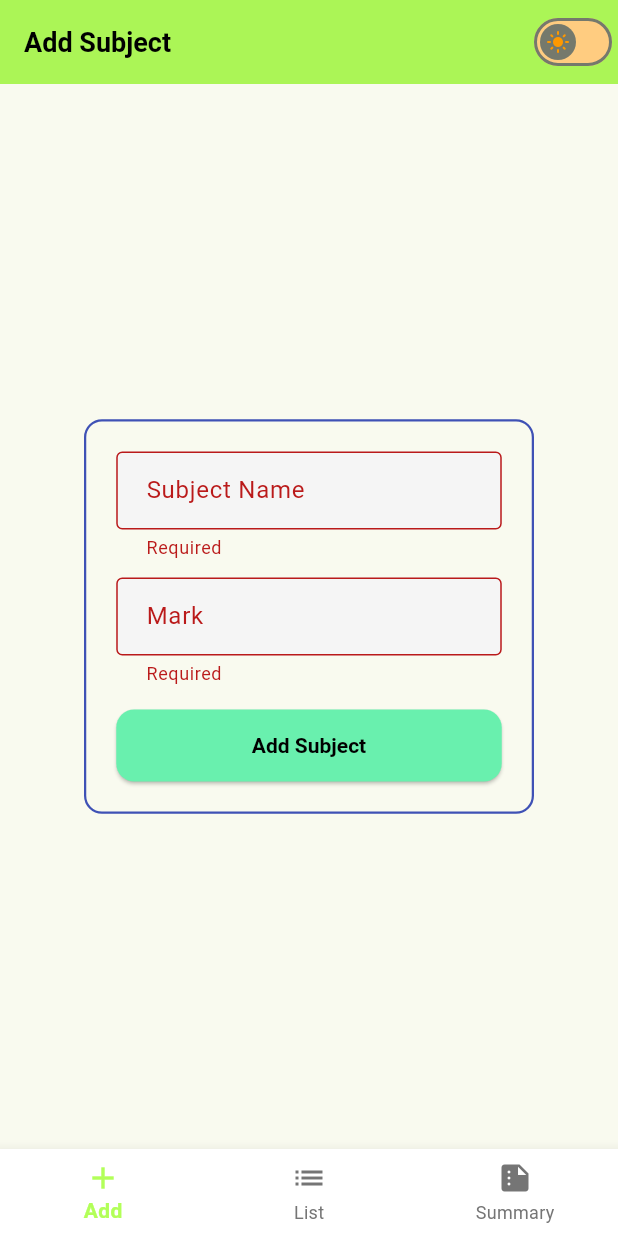
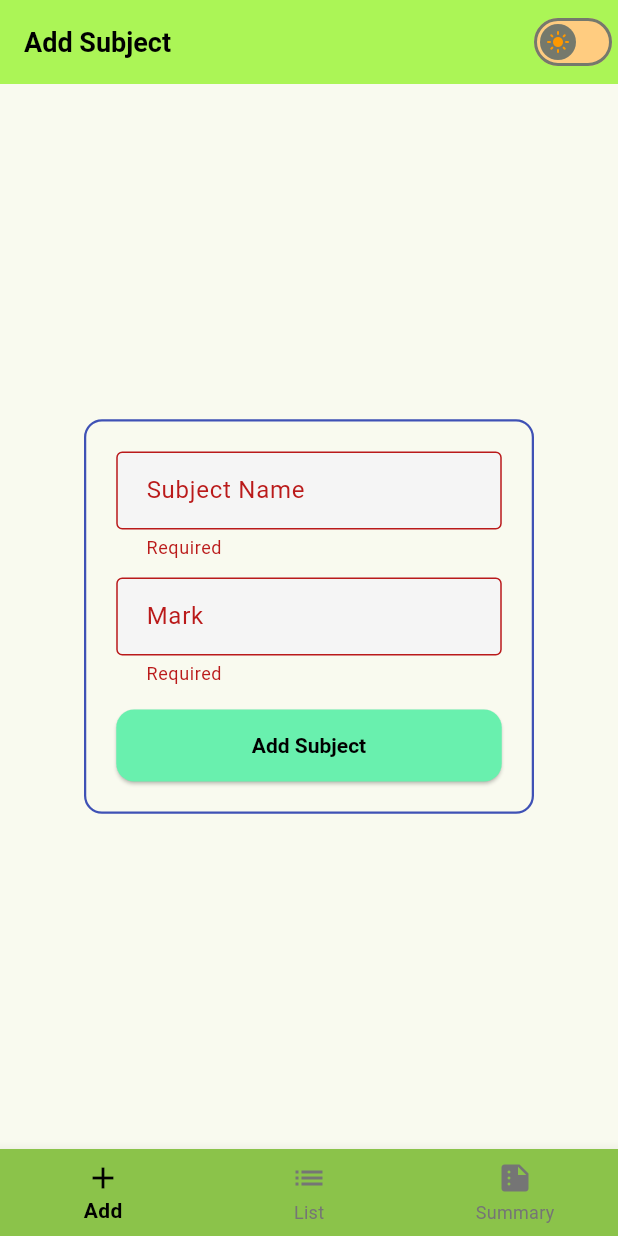
Before and after one commit to Salmee12/grade_tracker, a Flutter app: the screen it shows after launch, after a tap on "Add Subject", on a phone screen of 412 x 824 dp. Run offline on Flutter 3.47's test engine with Material 3 defaults, Android fonts, the light colour scheme and no system bars.

Commit message:
Scaffold textColor  changed, Summary page renderFlow issue fixed

```diff
--- a/lib/main.dart
+++ b/lib/main.dart
@@ -91,8 +91,8 @@ class MyApp extends StatelessWidget {
         contentPadding: EdgeInsets.symmetric(horizontal: 16, vertical: 8),
       ),
       bottomNavigationBarTheme: BottomNavigationBarThemeData(
-        backgroundColor: Colors.white,
-        selectedItemColor: primaryColor,
+        backgroundColor: Colors.lightGreen,
+        selectedItemColor: Colors.black,
         unselectedItemColor: Colors.grey[600],
         selectedLabelStyle: const TextStyle(fontWeight: FontWeight.bold),
         elevation: 8,
@@ -183,7 +183,8 @@ class MyApp extends StatelessWidget {
       ),
       snackBarTheme: SnackBarThemeData(
         behavior: SnackBarBehavior.floating,
-        backgroundColor: Colors.grey[800],
+        backgroundColor: Colors.white,
+
         shape: RoundedRectangleBorder(borderRadius: BorderRadius.circular(12)),
       ),
     );
--- a/lib/pages/subject_page.dart
+++ b/lib/pages/subject_page.dart
@@ -23,16 +23,22 @@ class _SubjectPageState extends State<SubjectPage> {
     _markController.dispose();
     super.dispose();
   }
-
+// Check if subject already exists
+  bool _subjectExists(String name) {
+    final provider = Provider.of<SubjectProvider>(context, listen: false);
+    return provider.subjects.any(
+          (subject) => subject.name.toLowerCase() == name.toLowerCase().trim(),
+    );
+  }
   void _submitForm() {
     if (_formKey.currentState!.validate()) {
       final name = _nameController.text.trim();
       final mark = double.parse(_markController.text.trim());
 
       final subject = Subject(name: name, mark: mark);
-
       // Add using Provider
       Provider.of<SubjectProvider>(context, listen: false).addSubject(subject);
+
 
       ScaffoldMessenger.of(context).showSnackBar(
         SnackBar(content: Text('✅ Added: $name')),
@@ -65,7 +71,15 @@ class _SubjectPageState extends State<SubjectPage> {
                   labelText: 'Subject Name',
                   border: OutlineInputBorder(),
                 ),
-                validator: (value) => value?.trim().isEmpty == true ? 'Required' : null,
+                validator: (value) {
+                  if (value?.trim().isEmpty == true) return 'Required';
+                  if (_subjectExists(value!)) {
+                    return 'Subject with this name already exists';
+                  }
+
+                  return null;
+
+                },
               ),
               const SizedBox(height: 12),
               TextFormField(
--- a/lib/pages/summary_page.dart
+++ b/lib/pages/summary_page.dart
@@ -9,7 +9,7 @@ class SummaryPage extends StatelessWidget {
 
   @override
   Widget build(BuildContext context) {
-    return Consumer<SubjectProvider>(
+    return  Consumer<SubjectProvider>(
         builder: (context, provider, child) {
           final total = provider.totalSubjects;
           final passing = provider.passingCount;
@@ -34,7 +34,7 @@ class SummaryPage extends StatelessWidget {
             );
           }
 
-        return Padding(
+          return SingleChildScrollView(
             padding: const EdgeInsets.all(20.0),
             child: Column(
               crossAxisAlignment: CrossAxisAlignment.start,
@@ -84,10 +84,10 @@ class SummaryPage extends StatelessWidget {
                 const SizedBox(height: 24),
                 const Text('Grade Distribution', style: TextStyle(fontSize: 18)),
 
-              // Grade Distribution using .map()
+                // Grade Distribution
                 ...provider.subjects
                     .map((s) => s.grade)
-                  .toSet() // unique grades
+                    .toSet()
                     .map((grade) {
                   final count = provider.subjects.where((s) => s.grade == grade).length;
                   return ListTile(
@@ -101,33 +101,41 @@ class SummaryPage extends StatelessWidget {
                   );
                 }).toList(),
 
-              const SizedBox(height: 16),
+                const SizedBox(height: 24),
 
-              // All Subjects with grades using .map()
+                // All Subjects
                 const Text('All Subjects', style: TextStyle(fontSize: 18)),
-              Expanded(
-                child: ListView(
-                  children: provider.subjects.map((subject) {
-                    return ListTile(
-                      dense: true,
+                const SizedBox(height: 8),
+
+                // Replaced inner ListView with Column + map for better scroll behavior
+                ...provider.subjects.map((subject) {
+                  return Card(
+                    margin: const EdgeInsets.only(bottom: 10),
+                    child: ListTile(
                       title: Text(subject.name),
                       subtitle: Text('${subject.mark} marks'),
                       trailing: Text(
                         subject.grade,
                         style: TextStyle(
+                          fontSize: 18,
                           fontWeight: FontWeight.bold,
                           color: _getGradeColor(subject.grade),
                         ),
                       ),
+                    ),
                   );
                 }).toList(),
-                ),
-              ),
+
+                const SizedBox(height: 40), // Extra space at bottom
               ],
             ),
           );
         },
     );
+
+
+
+
   }
 
   Color _getGradeColor(String grade) {
```
Also changed, not shown: lib/pages/subjectlist_page.dart (+12 -5 lines). Lines whose indentation alone changed are shown as unchanged.
